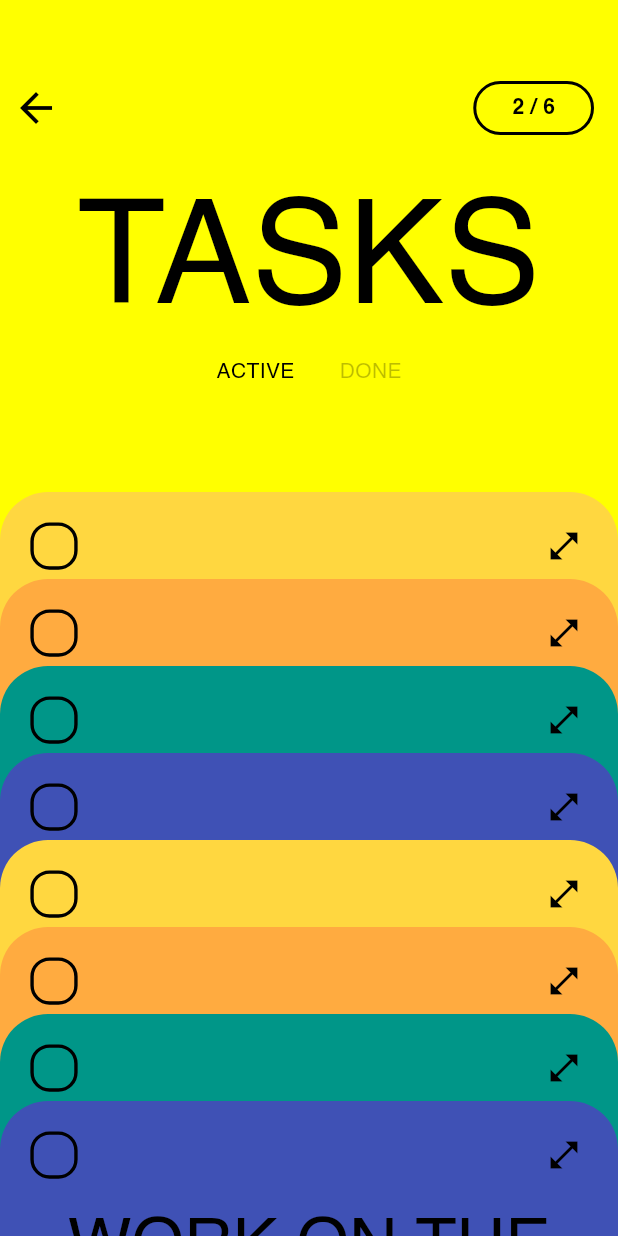
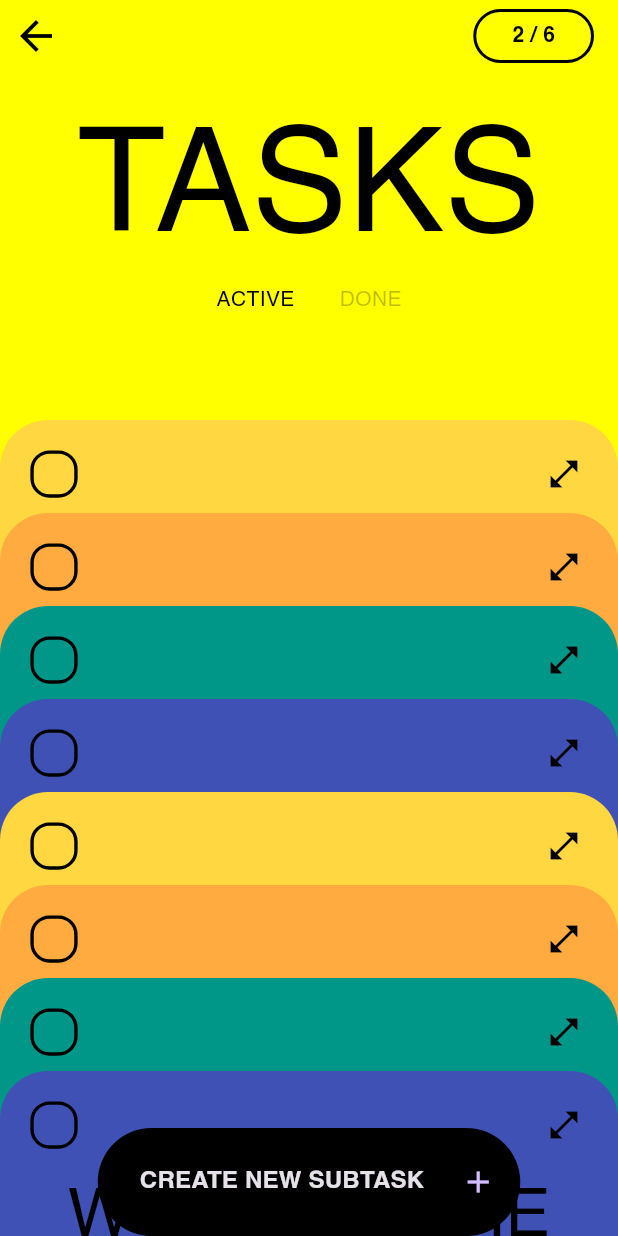
Before and after one commit to Dev-Salem/task_tracker, a Flutter app: the TaskDetailsScreen screen opened directly with sample values from the repository, on a phone screen of 412 x 824 dp. Run offline on Flutter 3.47's test engine with Material 3 defaults, Android fonts, the phone set to English and light mode, and no system bars; drawn by our look-alikes of auto_size_text, flutter_animate; our stand-ins replace awesome_extensions, equatable, gap, jiffy.

Commit message:
Add floating action button for creating subtasks and enhance animations in task details screen

```diff
--- a/lib/tasks/presentation/screens/task_details_screen.dart
+++ b/lib/tasks/presentation/screens/task_details_screen.dart
@@ -1,3 +1,4 @@
+import 'package:awesome_extensions/awesome_extensions.dart';
 import 'package:flutter/material.dart';
 import 'package:flutter_animate/flutter_animate.dart';
 import 'package:gap/gap.dart';
@@ -59,16 +60,35 @@ class _TaskDetailsScreenState extends State<TaskDetailsScreen>
   Widget build(BuildContext context) {
     final subtasksCount = widget.task.subtasks.length;
     return AnimatedContainer(
-      duration: 400.ms,
+      duration: 600.ms,
       color: _backGroundColor,
       curve: Curves.decelerate,
       child: Scaffold(
         backgroundColor: Colors.transparent,
+        floatingActionButton: TextButton.icon(
+          label: Text(
+            "Create new subtask".toUpperCase(),
+            style: context.titleMedium,
+          ).bold().paddingAll(16),
+          icon: const Icon(Icons.add),
+          iconAlignment: IconAlignment.end,
+          style: const ButtonStyle(
+              backgroundColor: WidgetStatePropertyAll(Colors.black),
+              iconSize: WidgetStatePropertyAll(24)),
+          onPressed: () {},
+        ).animate(delay: 1500.ms).slideY(
+              begin: 3,
+              end: 0,
+              duration: 900.ms,
+              curve: Curves.fastOutSlowIn,
+            ),
+        floatingActionButtonLocation: FloatingActionButtonLocation.centerDocked,
         body: DefaultTextStyle.merge(
             style: const TextStyle(color: Colors.black),
+            child: SafeArea(
+              bottom: false,
               child: Column(
                 children: [
-                const Gap(48),
                   ScreenDetailsAppBar(subtasks: widget.task.subtasks),
                   const Gap(32),
                   Expanded(
@@ -81,7 +101,8 @@ class _TaskDetailsScreenState extends State<TaskDetailsScreen>
                               children: [
                                 Text(
                                   "Tasks".toUpperCase(),
-                                style: const TextStyle(fontSize: 96, height: 1),
+                                  style:
+                                      const TextStyle(fontSize: 96, height: 1),
                                   textAlign: TextAlign.center,
                                 ),
                                 CustomToggleButton(
@@ -107,7 +128,7 @@ class _TaskDetailsScreenState extends State<TaskDetailsScreen>
                                     index: index,
                                     subtask: widget.task.subtasks[index]));
                           }),
-                      ].animate(interval: 200.ms, delay: 1000.ms).slideY(
+                        ].animate(interval: 200.ms, delay: 500.ms).slideY(
                               begin: 1,
                               end: 0,
                               duration: 900.ms,
@@ -117,6 +138,7 @@ class _TaskDetailsScreenState extends State<TaskDetailsScreen>
                     }),
                   )
                 ],
+              ),
             )),
       ),
     );
```
Lines whose indentation alone changed are shown as unchanged.
